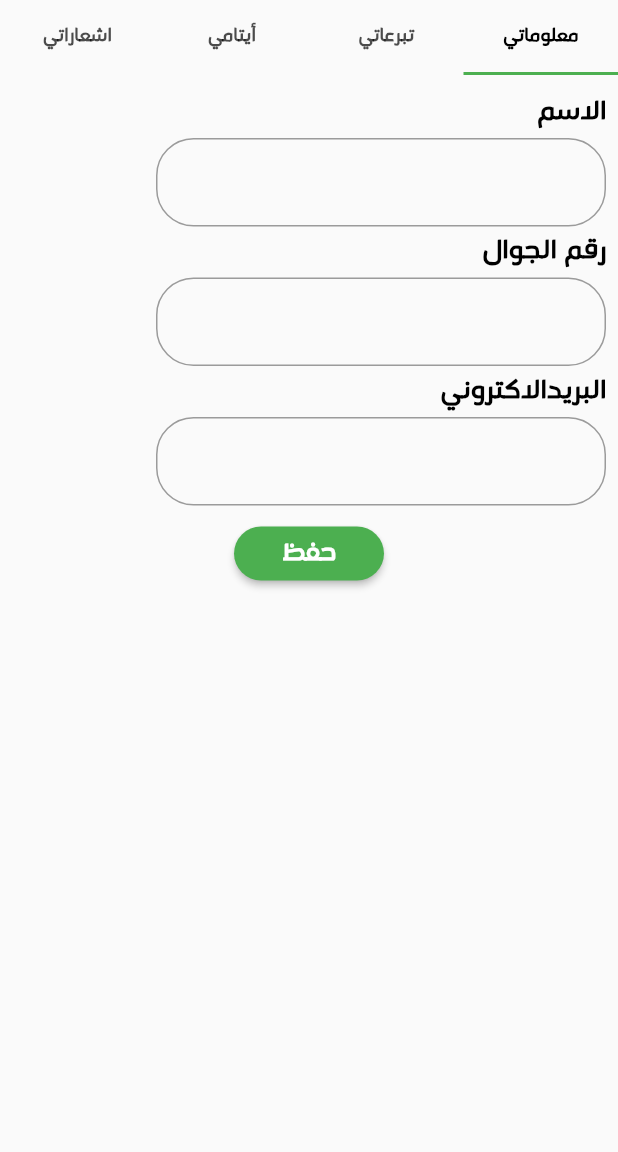
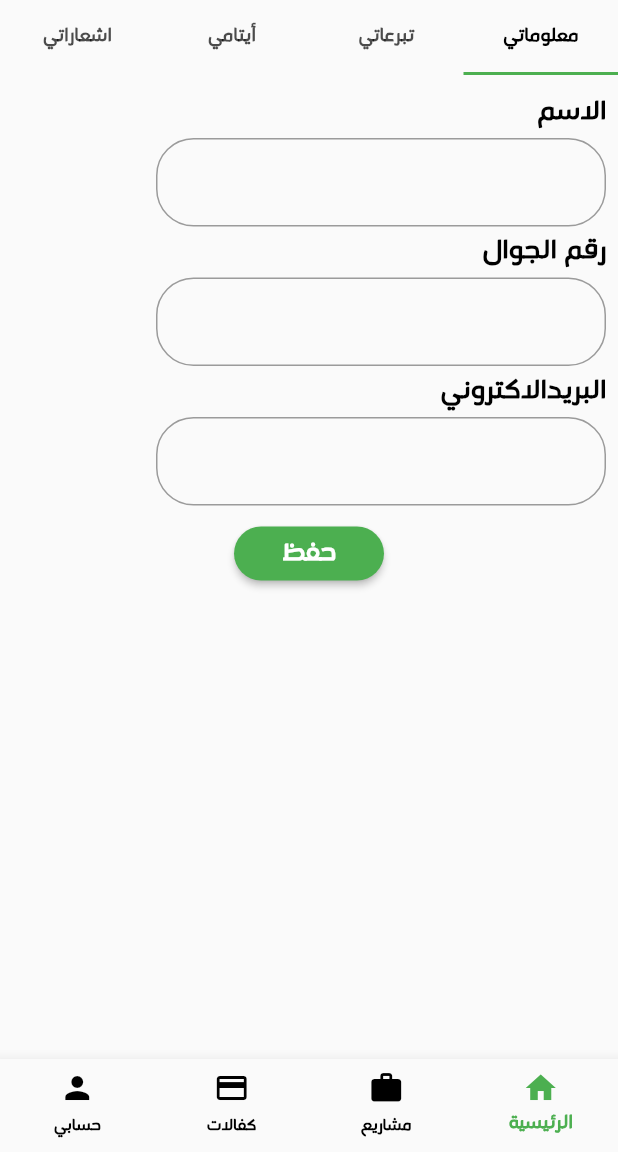
Before and after one commit to rachadaccoumeh/orphans, a Flutter app: the screen it shows after launch, on a phone screen of 412 x 824 dp, the part 84-1236 px from its top. Run offline on Flutter 3.47's test engine with Material 2 defaults, Android fonts, the phone set to English and light mode, and no system bars.

```diff
--- a/lib/AppStrings.dart
+++ b/lib/app_strings.dart
@@ -17,4 +17,8 @@ class AppStrings {
   static const educationBail = 'كفالة تعليمية';
   static const livingBail = 'كفالة معيشية';
   static const bailRequest = 'طلبات الكفالة';
+  static const appTitle = 'Orphans';
+  static const home = 'الرئيسية';
+  static const projects = 'مشاريع';
+  static const bail = 'كفالات';
 }
--- a/lib/main.dart
+++ b/lib/main.dart
@@ -1,8 +1,8 @@
 import 'package:flutter/material.dart';
-import 'package:orphans/AppStrings.dart';
-import 'package:orphans/MyCharityTab.dart';
-import 'package:orphans/MyInfoTab.dart';
-import 'package:orphans/MyOrphansTab.dart';
+import 'package:orphans/app_strings.dart';
+import 'package:orphans/my_charity_tab.dart';
+import 'package:orphans/my_info_tab.dart';
+import 'package:orphans/my_orphans_tab.dart';
 import 'package:orphans/my_notification_tab.dart';
 
 void main() {
@@ -16,7 +16,7 @@ class MyApp extends StatelessWidget {
   @override
   Widget build(BuildContext context) {
     return MaterialApp(
-      title: 'Flutter Demo',
+      title: AppStrings.appTitle,
       theme: ThemeData(
         textTheme: const TextTheme(
           bodyMedium: TextStyle(
@@ -37,6 +37,12 @@ class MyApp extends StatelessWidget {
           ),
         ),
         primarySwatch: Colors.green,
+        bottomNavigationBarTheme: const BottomNavigationBarThemeData(
+          selectedItemColor: Colors.green,
+          unselectedItemColor: Colors.black,
+          selectedLabelStyle: TextStyle(fontFamily: 'stc', fontWeight: FontWeight.bold),
+          unselectedLabelStyle: TextStyle(fontFamily: 'stc', fontWeight: FontWeight.bold, color: Colors.black),
+        ),
       ),
       home: Directionality(
         textDirection: TextDirection.rtl,
@@ -97,6 +103,28 @@ class MyApp extends StatelessWidget {
               ],
             ),
           ),
+          bottomNavigationBar: BottomNavigationBar(
+            currentIndex: 0,
+            type: BottomNavigationBarType.fixed,
+            items: const [
+              BottomNavigationBarItem(
+                icon: Icon(Icons.home),
+                label: AppStrings.home,
+              ),
+              BottomNavigationBarItem(
+                icon: Icon(Icons.work),
+                label: AppStrings.projects,
+              ),
+              BottomNavigationBarItem(
+                icon: Icon(Icons.credit_card),
+                label: AppStrings.bail,
+              ),
+              BottomNavigationBarItem(
+                icon: Icon(Icons.person),
+                label: AppStrings.myAccount,
+              ),
+            ],
+          ),
         ),
       ),
     );
--- a/lib/MyCharityTab.dart
+++ b/lib/my_charity_tab.dart
@@ -1,5 +1,5 @@
 import 'package:flutter/material.dart';
-import 'package:orphans/AppStrings.dart';
+import 'package:orphans/app_strings.dart';
 
 import 'card_object.dart';
 
--- a/lib/MyInfoTab.dart
+++ b/lib/my_info_tab.dart
@@ -1,5 +1,5 @@
 import 'package:flutter/material.dart';
-import 'package:orphans/AppStrings.dart';
+import 'package:orphans/app_strings.dart';
 
 class MyInfoTab extends StatelessWidget {
   const MyInfoTab({super.key});
--- a/lib/MyOrphansTab.dart
+++ b/lib/my_orphans_tab.dart
@@ -1,5 +1,5 @@
 import 'package:flutter/material.dart';
-import 'package:orphans/AppStrings.dart';
+import 'package:orphans/app_strings.dart';
 
 class MyOrphansTab extends StatelessWidget {
   const MyOrphansTab({Key? key}) : super(key: key);
```
